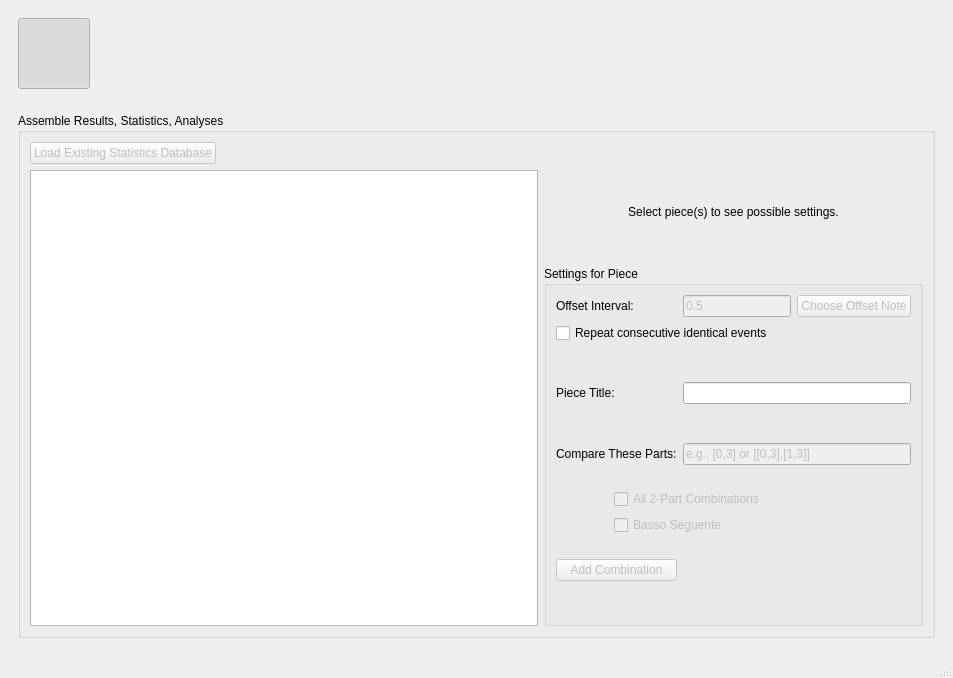
First picture: the form in views/ui/main_window.ui, repository ELVIS-Project/vis-framework, before the edit.
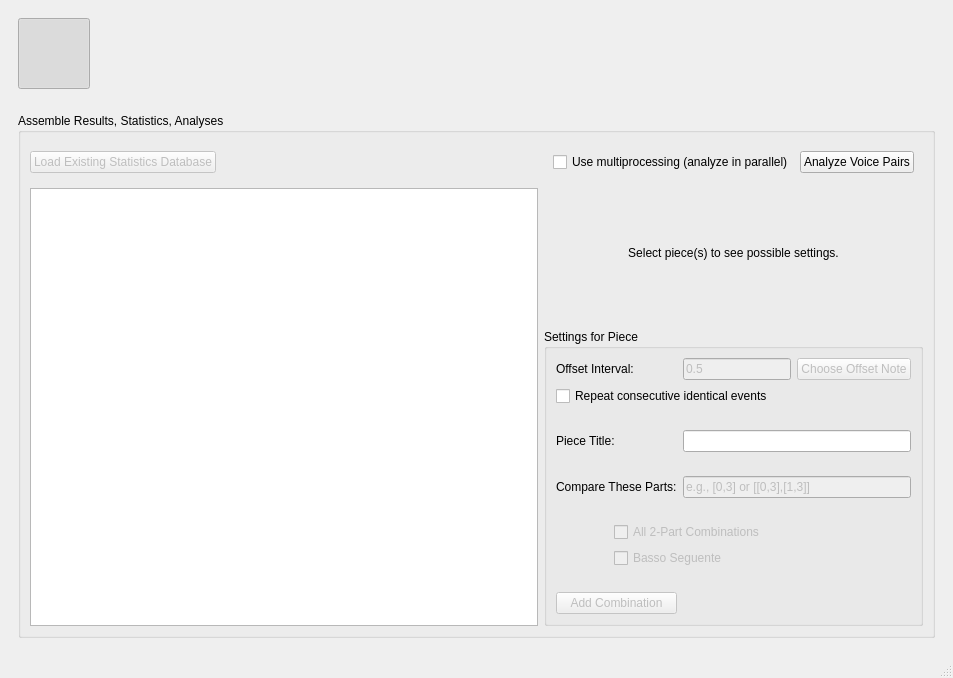
Second picture: the form after the edit. The open tabs and pages were chosen to show the change. Icons and pictures are not drawn.

Commit message: Analyzer uses multiprocessing

```diff
--- a/views/ui/main_window.ui
+++ b/views/ui/main_window.ui
@@ -398,23 +398,79 @@
            <string>Assemble Results, Statistics, Analyses</string>
           </property>
           <layout class="QGridLayout" name="gridLayout_2">
-           <item row="0" column="4">
-            <spacer name="verticalSpacer_8">
+           <item row="4" column="4">
+            <spacer name="verticalSpacer_7">
              <property name="orientation">
               <enum>Qt::Vertical</enum>
              </property>
-             <property name="sizeType">
-              <enum>QSizePolicy::Maximum</enum>
+             <property name="sizeHint" stdset="0">
+              <size>
+               <width>20</width>
+               <height>40</height>
+              </size>
              </property>
+            </spacer>
+           </item>
+           <item row="0" column="0">
+            <widget class="QPushButton" name="btn_load_statistics">
+             <property name="enabled">
+              <bool>false</bool>
+             </property>
+             <property name="text">
+              <string>Load Existing Statistics Database</string>
+             </property>
+            </widget>
+           </item>
+           <item row="0" column="2">
+            <spacer name="horizontalSpacer_6">
+             <property name="orientation">
+              <enum>Qt::Horizontal</enum>
+             </property>
              <property name="sizeHint" stdset="0">
               <size>
+               <width>40</width>
+               <height>20</height>
+              </size>
+             </property>
+            </spacer>
+           </item>
+           <item row="3" column="4">
+            <widget class="QLabel" name="lbl_select_piece">
+             <property name="text">
+              <string>Select piece(s) to see possible settings.</string>
+             </property>
+             <property name="alignment">
+              <set>Qt::AlignCenter</set>
+             </property>
+            </widget>
+           </item>
+           <item row="2" column="4">
+            <spacer name="verticalSpacer_9">
+             <property name="orientation">
+              <enum>Qt::Vertical</enum>
+             </property>
+             <property name="sizeHint" stdset="0">
+              <size>
                <width>20</width>
-               <height>5</height>
+               <height>40</height>
               </size>
              </property>
             </spacer>
            </item>
-           <item row="5" column="4" rowspan="2">
+           <item row="2" column="0" rowspan="6" colspan="3">
+            <widget class="QTableView" name="gui_pieces_list">
+             <property name="selectionBehavior">
+              <enum>QAbstractItemView::SelectRows</enum>
+             </property>
+             <attribute name="horizontalHeaderMinimumSectionSize">
+              <number>2</number>
+             </attribute>
+             <attribute name="verticalHeaderVisible">
+              <bool>false</bool>
+             </attribute>
+            </widget>
+           </item>
+           <item row="6" column="4" rowspan="2">
             <widget class="QGroupBox" name="grp_settings_for_piece">
              <property name="title">
               <string>Settings for Piece</string>
@@ -479,19 +535,6 @@
                 </property>
                </widget>
               </item>
-              <item row="10" column="1">
-               <spacer name="verticalSpacer_2">
-                <property name="orientation">
-                 <enum>Qt::Vertical</enum>
-                </property>
-                <property name="sizeHint" stdset="0">
-                 <size>
-                  <width>20</width>
-                  <height>40</height>
-                 </size>
-                </property>
-               </spacer>
-              </item>
               <item row="7" column="1" colspan="2">
                <widget class="QLineEdit" name="line_compare_these_parts">
                 <property name="enabled">
@@ -609,76 +652,24 @@
              </layout>
             </widget>
            </item>
-           <item row="3" column="4">
-            <spacer name="verticalSpacer_7">
-             <property name="orientation">
-              <enum>Qt::Vertical</enum>
-             </property>
-             <property name="sizeHint" stdset="0">
-              <size>
-               <width>20</width>
-               <height>40</height>
-              </size>
-             </property>
-            </spacer>
-           </item>
-           <item row="2" column="4">
-            <widget class="QLabel" name="lbl_select_piece">
-             <property name="text">
-              <string>Select piece(s) to see possible settings.</string>
-             </property>
-             <property name="alignment">
-              <set>Qt::AlignCenter</set>
-             </property>
-            </widget>
-           </item>
-           <item row="0" column="2">
-            <spacer name="horizontalSpacer_6">
-             <property name="orientation">
-              <enum>Qt::Horizontal</enum>
-             </property>
-             <property name="sizeHint" stdset="0">
-              <size>
-               <width>40</width>
-               <height>20</height>
-              </size>
-             </property>
-            </spacer>
-           </item>
-           <item row="0" column="0">
-            <widget class="QPushButton" name="btn_load_statistics">
-             <property name="enabled">
-              <bool>false</bool>
-             </property>
-             <property name="text">
-              <string>Load Existing Statistics Database</string>
-             </property>
-            </widget>
-           </item>
-           <item row="1" column="4">
-            <spacer name="verticalSpacer_9">
-             <property name="orientation">
-              <enum>Qt::Vertical</enum>
-             </property>
-             <property name="sizeHint" stdset="0">
-              <size>
-               <width>20</width>
-               <height>40</height>
-              </size>
-             </property>
-            </spacer>
-           </item>
-           <item row="1" column="0" rowspan="6" colspan="3">
-            <widget class="QTableView" name="gui_pieces_list">
-             <property name="selectionBehavior">
-              <enum>QAbstractItemView::SelectRows</enum>
-             </property>
-             <attribute name="horizontalHeaderMinimumSectionSize">
-              <number>2</number>
-             </attribute>
-             <attribute name="verticalHeaderVisible">
-              <bool>false</bool>
-             </attribute>
+           <item row="0" column="4">
+            <widget class="QWidget" name="widget_6" native="true">
+             <layout class="QHBoxLayout" name="horizontalLayout_5">
+              <item>
+               <widget class="QCheckBox" name="chk_analyze_multi">
+                <property name="text">
+                 <string>Use multiprocessing (analyze in parallel)</string>
+                </property>
+               </widget>
+              </item>
+              <item>
+               <widget class="QPushButton" name="btn_analyze_now">
+                <property name="text">
+                 <string>Analyze Voice Pairs</string>
+                </property>
+               </widget>
+              </item>
+             </layout>
             </widget>
            </item>
           </layout>
```
Left out of the diff: 28 changed lines with no effect on the pictures. The commit also changes 8 other files.
